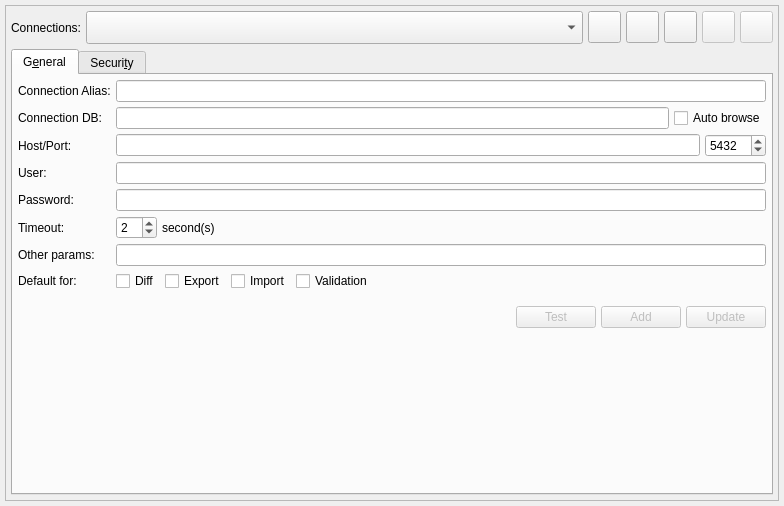
This is libs/libgui/ui/settings/connectionsconfigwidget.ui in pgmodeler/pgmodeler as Qt 5 draws it before an edit. The edited form follows.
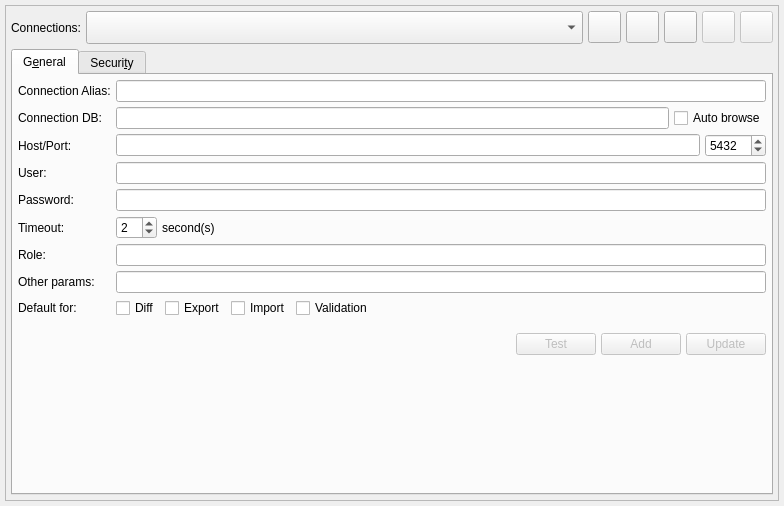
This is the edited form. Icons and pictures are not drawn.

Commit message: Add set role feature to connection

```diff
--- a/libs/libgui/ui/settings/connectionsconfigwidget.ui
+++ b/libs/libgui/ui/settings/connectionsconfigwidget.ui
@@ -251,6 +251,26 @@
           <property name="spacing">
            <number>5</number>
           </property>
+          <item row="6" column="1">
+           <widget class="QLineEdit" name="role_edt">
+            <property name="toolTip">
+             <string>Set user identifier of current SQL session by &lt;strong&gt;SET ROLE&lt;/strong&gt;, permissions checking for SQL commands is carried out as though the name role were the one that had logged originally.</string>
+            </property>
+           </widget>
+          </item>
+          <item row="6" column="0">
+           <widget class="QLabel" name="role_lbl">
+            <property name="sizePolicy">
+             <sizepolicy hsizetype="Fixed" vsizetype="Preferred">
+              <horstretch>0</horstretch>
+              <verstretch>0</verstretch>
+             </sizepolicy>
+            </property>
+            <property name="text">
+             <string>Role:</string>
+            </property>
+           </widget>
+          </item>
           <item row="5" column="0">
            <widget class="QLabel" name="timeout_lbl">
             <property name="sizePolicy">
@@ -264,7 +284,7 @@
             </property>
            </widget>
           </item>
-          <item row="9" column="0" colspan="2">
+          <item row="10" column="0" colspan="2">
            <layout class="QHBoxLayout" name="horizontalLayout_2">
             <property name="spacing">
              <number>5</number>
@@ -432,7 +452,7 @@
             </item>
            </layout>
           </item>
-          <item row="7" column="0">
+          <item row="8" column="0">
            <widget class="QLabel" name="options_lbl_2">
             <property name="sizePolicy">
              <sizepolicy hsizetype="Fixed" vsizetype="Preferred">
@@ -529,7 +549,7 @@
             </property>
            </widget>
           </item>
-          <item row="6" column="0">
+          <item row="7" column="0">
            <widget class="QLabel" name="other_params_lbl">
             <property name="sizePolicy">
              <sizepolicy hsizetype="Fixed" vsizetype="Preferred">
@@ -542,7 +562,7 @@
             </property>
            </widget>
           </item>
-          <item row="6" column="1">
+          <item row="7" column="1">
            <layout class="QHBoxLayout" name="horizontalLayout_9">
             <property name="spacing">
              <number>5</number>
@@ -605,7 +625,7 @@
             </property>
            </widget>
           </item>
-          <item row="7" column="1">
+          <item row="8" column="1">
            <layout class="QHBoxLayout" name="horizontalLayout_5">
             <property name="spacing">
              <number>5</number>
@@ -695,7 +715,7 @@
             </item>
            </layout>
           </item>
-          <item row="10" column="0">
+          <item row="11" column="0">
            <spacer name="verticalSpacer">
             <property name="orientation">
              <enum>Qt::Vertical</enum>
@@ -708,7 +728,7 @@
             </property>
            </spacer>
           </item>
-          <item row="8" column="0">
+          <item row="9" column="0">
            <spacer name="verticalSpacer_3">
             <property name="orientation">
              <enum>Qt::Vertical</enum>
```
Left out of the diff: 2 changed lines with no effect on the pictures. The commit also changes 12 other files.
